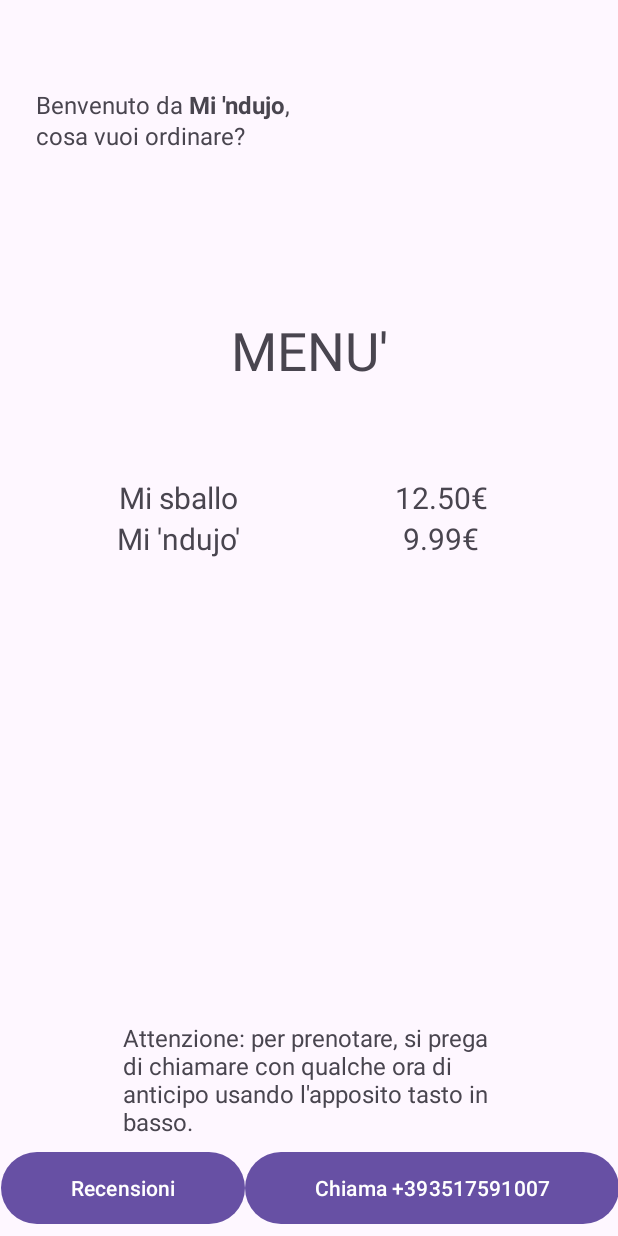
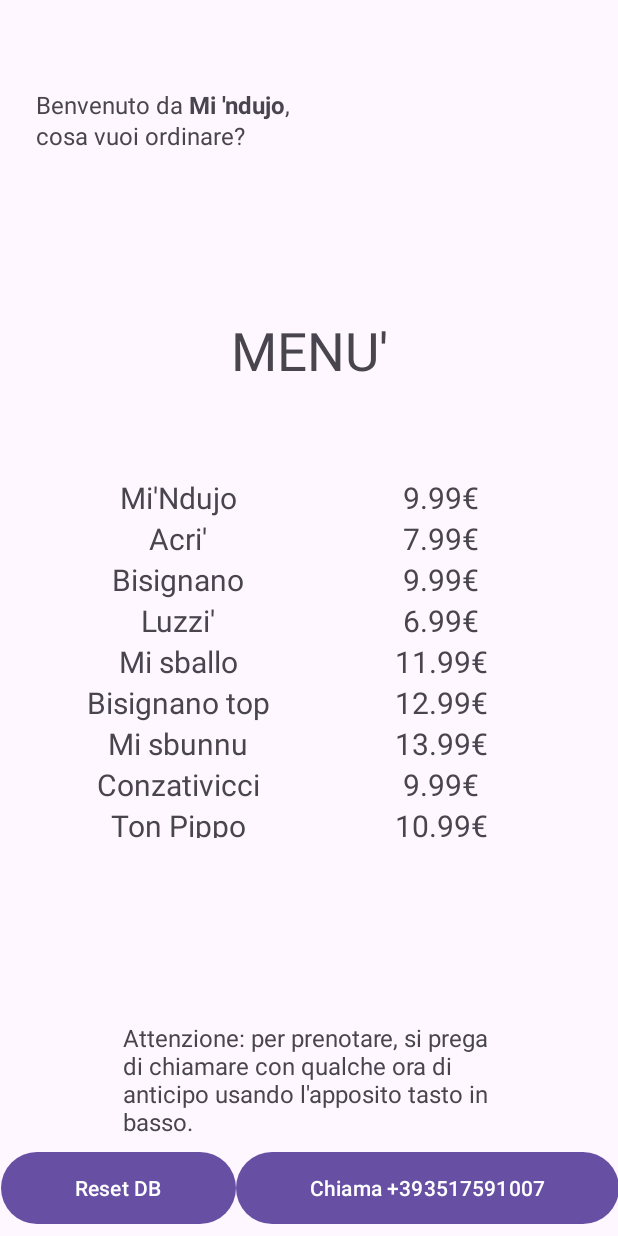
Before and after one commit to PhilaMaster/CiboInClick, an Android app: the screen it shows after launch (Ristorante), on a phone screen of 412 x 824 dp. Run offline under Robolectric (Android 15) with nearby library versions, the phone set to English and light mode, and no system bars.

Commit message:
Aggiornata tabella dei ristoranti del mi ndujo

```diff
--- a/app/src/main/java/com/example/myapplication/Ristorante.kt
+++ b/app/src/main/java/com/example/myapplication/Ristorante.kt
@@ -11,6 +11,7 @@ import android.widget.Button
 import android.widget.TableLayout
 import android.widget.TableRow
 import android.widget.TextView
+import android.widget.Toast
 import androidx.appcompat.app.AppCompatActivity
 
 class Ristorante : AppCompatActivity() {
@@ -96,10 +97,15 @@ class Ristorante : AppCompatActivity() {
 
         val buttonRecensioni = findViewById<Button>(R.id.buttonRecensioni)
         buttonRecensioni.setOnClickListener{
+            /*
             val intent = Intent(this,Ristorante::class.java)
             intent.putExtra("idRistorante",idRistorante)
             intent.putExtra("tipoRistorante",tipoRistorante)
             startActivity(intent)
+             */
+            //TODO codice di debug per resettare il database
+            dbHelper.deleteDatabase(this)
+            Toast.makeText(this,"Database eliminato",Toast.LENGTH_SHORT).show()
         }
     }
 
--- a/app/src/main/java/com/example/myapplication/myDbHelper.kt
+++ b/app/src/main/java/com/example/myapplication/myDbHelper.kt
@@ -12,12 +12,21 @@ class MyDbHelper(context: Context): SQLiteOpenHelper(context, "mydatabase.db", n
         p0.execSQL("CREATE TABLE Recensione (ristorante INTEGER,nomeRecensore TEXT, votoPrezzo REAL, votoCibo REAL, PRIMARY KEY (ristorante,nomeRecensore), FOREIGN KEY (ristorante) REFERENCES Ristorante(id));")
 
         p0.execSQL("INSERT INTO Menu (ristorante,nome,tipo,prezzo) VALUES" +
-                "(1,\"Mi sballo\",\"panino\",12.50)," +
-                "(1,\"Mi 'ndujo'\",\"panino\",9.99)," +
+                "(1,\"Mi'Ndujo\",\"panino\",9.99)," +
+                "(1,\"Acri'\",\"panino\",7.99)," +
+                "(1,\"Bisignano\",\"panino\",9.99)," +
+                "(1,\"Luzzi'\",\"panino\",6.99)," +
+                "(1,\"Mi sballo\",\"panino\",11.99)," +
+                "(1,\"Bisignano top\",\"panino\",12.99)," +
+                "(1,\"Mi sbunnu\",\"panino\",13.99)," +
+                "(1,\"Conzativicci\",\"panino\",9.99)," +
+                "(1,\"Ton Pippo\",\"panino\",10.99)," +
+                "(1,\"Ghiotto\",\"panino\",6.99)," +
+                "(1,\"Vegetariano\",\"panino\",6.99)," +
                 "(2,\"Caruso\",\"pizza\",12.50);")
 
         p0.execSQL("INSERT INTO Ristorante (id,nome,telefono,longitudine,latitudine) VALUES " +
-                "(01,\"Mi 'ndujo\",\"3517591007\",39.35363861160489, 16.23595023170938);")
+                "(1,\"Mi 'ndujo\",\"3517591007\",39.35363861160489, 16.23595023170938);")
     }
     /*
 
@@ -30,4 +39,8 @@ class MyDbHelper(context: Context): SQLiteOpenHelper(context, "mydatabase.db", n
     override fun onUpgrade(p0: SQLiteDatabase?, oldVersion: Int, newVersion: Int) {
         TODO("Not yet implemented")
     }
+
+    fun deleteDatabase(context: Context){
+        context.getDatabasePath("mydatabase.db").delete()
+    }
 }
--- a/app/src/main/res/values/strings.xml
+++ b/app/src/main/res/values/strings.xml
@@ -1,7 +1,7 @@
 <resources>
     <string name="app_name">CiboInClick</string>
     <string name="infoChiamata">Attenzione: per prenotare, si prega di chiamare con qualche ora di anticipo usando l\'apposito tasto in basso.</string>
-    <string name="buttonRecensioni">Recensioni</string>
+    <string name="buttonRecensioni">Reset DB</string><!-- TODO dovrebbe chiamarsi Recensioni ma lo uso come debug attualmente -->
     <string name="buttonChiama">Prenota</string>
     <string name="chiamaTel">Chiama +39%1$s</string>
     <string name="prezzo">%1$.2f€</string>
```
